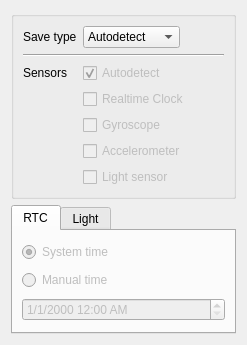
Before: the Qt Designer form Libretro/mgba/src/platform/qt/GamePakView.ui in kiddreads/Avalon-copy2, drawn with Qt 5.
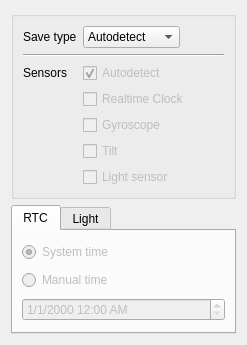
After: the same form once the commit is applied.

Commit message: Qt: Add tilt sensor properly into the Game Pak override interface

Diff of the .ui file:
```diff
--- a/Libretro/mgba/src/platform/qt/GamePakView.ui
+++ b/Libretro/mgba/src/platform/qt/GamePakView.ui
@@ -82,7 +82,7 @@
          <bool>false</bool>
         </property>
         <property name="text">
-         <string>Accelerometer</string>
+         <string>Tilt</string>
         </property>
        </widget>
       </item>
```
Left out of the diff: 2 changed lines with no effect on the pictures. The commit also changes 1 other file.
